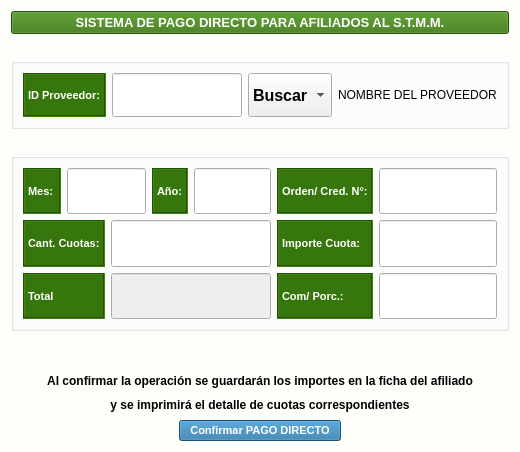
The window that gui/cargas/carga_debito.ui (shae-ra/sindicato) describes before a commit, drawn with Qt 5.
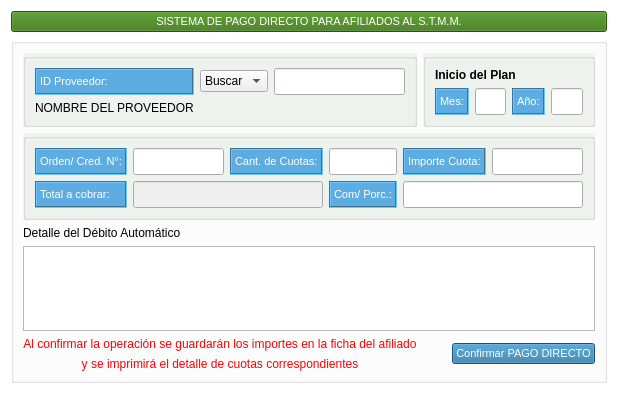
The same window after the commit. Icons and pictures are not drawn.

```diff
--- a/gui/cargas/carga_debito.ui
+++ b/gui/cargas/carga_debito.ui
@@ -9,20 +9,20 @@
    <rect>
     <x>0</x>
     <y>0</y>
-    <width>520</width>
-    <height>452</height>
+    <width>618</width>
+    <height>394</height>
    </rect>
   </property>
   <property name="minimumSize">
    <size>
-    <width>520</width>
-    <height>452</height>
+    <width>618</width>
+    <height>394</height>
    </size>
   </property>
   <property name="maximumSize">
    <size>
-    <width>520</width>
-    <height>452</height>
+    <width>618</width>
+    <height>394</height>
    </size>
   </property>
   <property name="palette">
@@ -40,9 +40,9 @@
      <colorrole role="Button">
       <brush brushstyle="SolidPattern">
        <color alpha="255">
-        <red>254</red>
+        <red>255</red>
         <green>255</green>
-        <blue>251</blue>
+        <blue>255</blue>
        </color>
       </brush>
      </colorrole>
@@ -58,9 +58,9 @@
      <colorrole role="Midlight">
       <brush brushstyle="SolidPattern">
        <color alpha="255">
-        <red>254</red>
+        <red>255</red>
         <green>255</green>
-        <blue>253</blue>
+        <blue>255</blue>
        </color>
       </brush>
      </colorrole>
@@ -69,16 +69,16 @@
        <color alpha="255">
         <red>127</red>
         <green>127</green>
-        <blue>125</blue>
+        <blue>127</blue>
        </color>
       </brush>
      </colorrole>
      <colorrole role="Mid">
       <brush brushstyle="SolidPattern">
        <color alpha="255">
-        <red>169</red>
+        <red>170</red>
         <green>170</green>
-        <blue>167</blue>
+        <blue>170</blue>
        </color>
       </brush>
      </colorrole>
@@ -121,9 +121,9 @@
      <colorrole role="Window">
       <brush brushstyle="SolidPattern">
        <color alpha="255">
-        <red>254</red>
+        <red>255</red>
         <green>255</green>
-        <blue>251</blue>
+        <blue>255</blue>
        </color>
       </brush>
      </colorrole>
@@ -139,9 +139,9 @@
      <colorrole role="AlternateBase">
       <brush brushstyle="SolidPattern">
        <color alpha="255">
-        <red>254</red>
+        <red>255</red>
         <green>255</green>
-        <blue>253</blue>
+        <blue>255</blue>
        </color>
       </brush>
      </colorrole>
@@ -177,9 +177,9 @@
      <colorrole role="Button">
       <brush brushstyle="SolidPattern">
        <color alpha="255">
-        <red>254</red>
+        <red>255</red>
         <green>255</green>
-        <blue>251</blue>
+        <blue>255</blue>
        </color>
       </brush>
      </colorrole>
@@ -195,9 +195,9 @@
      <colorrole role="Midlight">
       <brush brushstyle="SolidPattern">
        <color alpha="255">
-        <red>254</red>
+        <red>255</red>
         <green>255</green>
-        <blue>253</blue>
+        <blue>255</blue>
        </color>
       </brush>
      </colorrole>
@@ -206,16 +206,16 @@
        <color alpha="255">
         <red>127</red>
         <green>127</green>
-        <blue>125</blue>
+        <blue>127</blue>
        </color>
       </brush>
      </colorrole>
      <colorrole role="Mid">
       <brush brushstyle="SolidPattern">
        <color alpha="255">
-        <red>169</red>
+        <red>170</red>
         <green>170</green>
-        <blue>167</blue>
+        <blue>170</blue>
        </color>
       </brush>
      </colorrole>
@@ -258,9 +258,9 @@
      <colorrole role="Window">
       <brush brushstyle="SolidPattern">
        <color alpha="255">
-        <red>254</red>
+        <red>255</red>
         <green>255</green>
-        <blue>251</blue>
+        <blue>255</blue>
        </color>
       </brush>
      </colorrole>
@@ -276,9 +276,9 @@
      <colorrole role="AlternateBase">
       <brush brushstyle="SolidPattern">
        <color alpha="255">
-        <red>254</red>
+        <red>255</red>
         <green>255</green>
-        <blue>253</blue>
+        <blue>255</blue>
        </color>
       </brush>
      </colorrole>
@@ -307,16 +307,16 @@
        <color alpha="255">
         <red>127</red>
         <green>127</green>
-        <blue>125</blue>
+        <blue>127</blue>
        </color>
       </brush>
      </colorrole>
      <colorrole role="Button">
       <brush brushstyle="SolidPattern">
        <color alpha="255">
-        <red>254</red>
+        <red>255</red>
         <green>255</green>
-        <blue>251</blue>
+        <blue>255</blue>
        </color>
       </brush>
      </colorrole>
@@ -332,9 +332,9 @@
      <colorrole role="Midlight">
       <brush brushstyle="SolidPattern">
        <color alpha="255">
-        <red>254</red>
+        <red>255</red>
         <green>255</green>
-        <blue>253</blue>
+        <blue>255</blue>
        </color>
       </brush>
      </colorrole>
@@ -343,16 +343,16 @@
        <color alpha="255">
         <red>127</red>
         <green>127</green>
-        <blue>125</blue>
+        <blue>127</blue>
        </color>
       </brush>
      </colorrole>
      <colorrole role="Mid">
       <brush brushstyle="SolidPattern">
        <color alpha="255">
-        <red>169</red>
+        <red>170</red>
         <green>170</green>
-        <blue>167</blue>
+        <blue>170</blue>
        </color>
       </brush>
      </colorrole>
@@ -361,7 +361,7 @@
        <color alpha="255">
         <red>127</red>
         <green>127</green>
-        <blue>125</blue>
+        <blue>127</blue>
        </color>
       </brush>
      </colorrole>
@@ -379,25 +379,25 @@
        <color alpha="255">
         <red>127</red>
         <green>127</green>
-        <blue>125</blue>
+        <blue>127</blue>
        </color>
       </brush>
      </colorrole>
      <colorrole role="Base">
       <brush brushstyle="SolidPattern">
        <color alpha="255">
-        <red>254</red>
+        <red>255</red>
         <green>255</green>
-        <blue>251</blue>
+        <blue>255</blue>
        </color>
       </brush>
      </colorrole>
      <colorrole role="Window">
       <brush brushstyle="SolidPattern">
        <color alpha="255">
-        <red>254</red>
+        <red>255</red>
         <green>255</green>
-        <blue>251</blue>
+        <blue>255</blue>
        </color>
       </brush>
      </colorrole>
@@ -413,9 +413,9 @@
      <colorrole role="AlternateBase">
       <brush brushstyle="SolidPattern">
        <color alpha="255">
-        <red>254</red>
+        <red>255</red>
         <green>255</green>
-        <blue>251</blue>
+        <blue>255</blue>
        </color>
       </brush>
      </colorrole>
@@ -443,18 +443,24 @@
   <property name="windowTitle">
    <string>Form</string>
   </property>
-  <layout class="QGridLayout" name="gridLayout_3" rowstretch="10,1,4,1,10,2,1,1,10">
-   <item row="0" column="0" colspan="3">
+  <layout class="QGridLayout" name="gridLayout_5">
+   <item row="0" column="0">
     <widget class="QPushButton" name="pushButton_2">
      <property name="enabled">
       <bool>true</bool>
      </property>
+     <property name="sizePolicy">
+      <sizepolicy hsizetype="Minimum" vsizetype="Expanding">
+       <horstretch>0</horstretch>
+       <verstretch>0</verstretch>
+      </sizepolicy>
+     </property>
      <property name="font">
       <font>
        <family>Arial</family>
-       <pointsize>10</pointsize>
-       <weight>75</weight>
-       <bold>true</bold>
+       <pointsize>8</pointsize>
+       <weight>50</weight>
+       <bold>false</bold>
       </font>
      </property>
      <property name="focusPolicy">
@@ -478,8 +484,8 @@
      </property>
      <property name="iconSize">
       <size>
-       <width>50</width>
-       <height>50</height>
+       <width>30</width>
+       <height>30</height>
       </size>
      </property>
      <property name="autoDefault">
@@ -493,135 +499,131 @@
      </property>
     </widget>
    </item>
+   <item row="1" column="0">
+    <widget class="QGroupBox" name="groupBox_3">
+     <property name="sizePolicy">
+      <sizepolicy hsizetype="Preferred" vsizetype="Expanding">
+       <horstretch>0</horstretch>
+       <verstretch>0</verstretch>
+      </sizepolicy>
+     </property>
+     <property name="styleSheet">
+      <string notr="true">#groupBox_3{
+background-color: #FFFFFF;
+}</string>
+     </property>
+     <property name="title">
+      <string/>
+     </property>
+     <layout class="QGridLayout" name="gridLayout_3" columnstretch="1,100000,0">
+      <item row="4" column="2" rowspan="2">
+       <widget class="QPushButton" name="pushButton">
+        <property name="sizePolicy">
+         <sizepolicy hsizetype="Expanding" vsizetype="Fixed">
+          <horstretch>0</horstretch>
+          <verstretch>0</verstretch>
+         </sizepolicy>
+        </property>
+        <property name="font">
+         <font>
+          <family>Arial</family>
+          <pointsize>8</pointsize>
+          <weight>50</weight>
+          <bold>false</bold>
+         </font>
+        </property>
+        <property name="styleSheet">
+         <string notr="true">#pushButton{
+background-color:#2471A3 ;
+color: #FFFFFF;
+}
+
+#pushButton:hover{
+background-color:#1F618D ;
+color: #FFFFFF;
+}
+</string>
+        </property>
+        <property name="text">
+         <string>Confirmar PAGO DIRECTO</string>
+        </property>
+        <property name="icon">
+         <iconset>
+          <normaloff>../iconos/bp.png</normaloff>../iconos/bp.png</iconset>
+        </property>
+        <property name="iconSize">
+         <size>
+          <width>30</width>
+          <height>30</height>
+         </size>
+        </property>
+       </widget>
+      </item>
+      <item row="4" column="0">
+       <widget class="QLabel" name="label_10">
+        <property name="font">
+         <font>
+          <family>Arial</family>
+          <weight>50</weight>
+          <bold>false</bold>
+         </font>
+        </property>
+        <property name="styleSheet">
+         <string notr="true">#label_10{
+color: red;
+}</string>
+        </property>
+        <property name="text">
+         <string>Al confirmar la operación se guardarán los importes en la ficha del afiliado</string>
+        </property>
+        <property name="alignment">
+         <set>Qt::AlignCenter</set>
+        </property>
+       </widget>
+      </item>
+      <item row="5" column="0">
+       <widget class="QLabel" name="label_11">
+        <property name="font">
+         <font>
+          <family>Arial</family>
+          <weight>50</weight>
+          <bold>false</bold>
+         </font>
+        </property>
+        <property name="styleSheet">
+         <string notr="true">#label_11{
+color: red;
+}</string>
+        </property>
+        <property name="text">
+         <string> y se imprimirá el detalle de cuotas correspondientes </string>
+        </property>
+        <property name="alignment">
+         <set>Qt::AlignCenter</set>
+        </property>
+       </widget>
+      </item>
+      <item row="3" column="0" colspan="3">
+       <widget class="QTextEdit" name="textEdit"/>
+      </item>
+      <item row="2" column="0">
+       <widget class="QLabel" name="label_3">
+        <property name="text">
+         <string>Detalle del Débito Automático</string>
+        </property>
+       </widget>
+      </item>
    <item row="1" column="0" colspan="3">
-    <spacer name="verticalSpacer_3">
-     <property name="orientation">
-      <enum>Qt::Vertical</enum>
-     </property>
-     <property name="sizeHint" stdset="0">
-      <size>
-       <width>20</width>
-       <height>12</height>
-      </size>
-     </property>
-    </spacer>
-   </item>
-   <item row="2" column="0" colspan="3">
-    <widget class="QGroupBox" name="groupBox">
-     <property name="styleSheet">
-      <string notr="true">#groupBox{
-background-color: #FFFFFF;
-}</string>
-     </property>
-     <property name="title">
-      <string/>
-     </property>
-     <property name="flat">
-      <bool>false</bool>
-     </property>
-     <layout class="QGridLayout" name="gridLayout">
-      <item row="1" column="1">
-       <widget class="QLineEdit" name="lineEdit_6">
-        <property name="sizePolicy">
-         <sizepolicy hsizetype="Expanding" vsizetype="Expanding">
-          <horstretch>0</horstretch>
-          <verstretch>0</verstretch>
-         </sizepolicy>
-        </property>
-        <property name="font">
-         <font>
-          <family>System</family>
-          <pointsize>12</pointsize>
-          <weight>75</weight>
-          <bold>true</bold>
-         </font>
-        </property>
-       </widget>
-      </item>
-      <item row="1" column="0">
-       <widget class="QLabel" name="label">
-        <property name="sizePolicy">
-         <sizepolicy hsizetype="Preferred" vsizetype="Expanding">
-          <horstretch>0</horstretch>
-          <verstretch>0</verstretch>
-         </sizepolicy>
-        </property>
-        <property name="font">
-         <font>
-          <family>Arial</family>
-          <pointsize>8</pointsize>
-          <weight>75</weight>
-          <bold>true</bold>
-         </font>
-        </property>
-        <property name="styleSheet">
-         <string notr="true">#label{
-background-color:#37760D;
-color: #FFFFFF;
-}</string>
-        </property>
-        <property name="frameShape">
-         <enum>QFrame::Box</enum>
-        </property>
-        <property name="frameShadow">
-         <enum>QFrame::Sunken</enum>
-        </property>
-        <property name="text">
-         <string>ID Proveedor:</string>
-        </property>
-       </widget>
-      </item>
-      <item row="1" column="2">
-       <widget class="QComboBox" name="comboBox">
-        <property name="sizePolicy">
-         <sizepolicy hsizetype="Preferred" vsizetype="Expanding">
-          <horstretch>0</horstretch>
-          <verstretch>0</verstretch>
-         </sizepolicy>
-        </property>
-        <property name="font">
-         <font>
-          <family>System</family>
-          <pointsize>12</pointsize>
-          <weight>75</weight>
-          <bold>true</bold>
-         </font>
-        </property>
-        <item>
-         <property name="text">
-          <string>Buscar</string>
-         </property>
-        </item>
-       </widget>
-      </item>
-      <item row="1" column="3">
-       <widget class="QLabel" name="label_6">
-        <property name="text">
-         <string>NOMBRE DEL PROVEEDOR</string>
-        </property>
-       </widget>
-      </item>
-     </layout>
-    </widget>
-   </item>
-   <item row="3" column="1">
-    <spacer name="verticalSpacer">
-     <property name="orientation">
-      <enum>Qt::Vertical</enum>
-     </property>
-     <property name="sizeHint" stdset="0">
-      <size>
-       <width>20</width>
-       <height>11</height>
-      </size>
-     </property>
-    </spacer>
-   </item>
-   <item row="4" column="0" colspan="3">
     <widget class="QGroupBox" name="groupBox_2">
+        <property name="sizePolicy">
+         <sizepolicy hsizetype="Preferred" vsizetype="Expanding">
+          <horstretch>0</horstretch>
+          <verstretch>0</verstretch>
+         </sizepolicy>
+        </property>
      <property name="styleSheet">
       <string notr="true">#groupBox_2{
-background-color: #FFFFFF;
+background-color: #F0F5EF
 }</string>
      </property>
      <property name="title">
@@ -631,8 +633,8 @@
       <bool>false</bool>
      </property>
      <layout class="QGridLayout" name="gridLayout_2">
-      <item row="2" column="0" colspan="2">
-       <widget class="QLabel" name="label_4">
+         <item row="3" column="0">
+          <widget class="QLabel" name="label_9">
         <property name="sizePolicy">
          <sizepolicy hsizetype="Preferred" vsizetype="Expanding">
           <horstretch>0</horstretch>
@@ -643,14 +645,14 @@
          <font>
           <family>Arial</family>
           <pointsize>8</pointsize>
-          <weight>75</weight>
-          <bold>true</bold>
+             <weight>50</weight>
+             <bold>false</bold>
          </font>
         </property>
         <property name="styleSheet">
-         <string notr="true">#label_4{
-background-color:#37760D;
-color: #FFFFFF;
+            <string notr="true">#label_9{
+background-color:#5DADE2  ;
+color: #FFFFFF ; ;
 }</string>
         </property>
         <property name="frameShape">
@@ -660,80 +662,11 @@
          <enum>QFrame::Sunken</enum>
         </property>
         <property name="text">
-         <string>Cant. Cuotas:</string>
-        </property>
-       </widget>
-      </item>
-      <item row="0" column="1" colspan="2">
-       <widget class="QLineEdit" name="lineEdit_2">
-        <property name="sizePolicy">
-         <sizepolicy hsizetype="Expanding" vsizetype="Expanding">
-          <horstretch>0</horstretch>
-          <verstretch>0</verstretch>
-         </sizepolicy>
-        </property>
-        <property name="font">
-         <font>
-          <family>System</family>
-          <pointsize>12</pointsize>
-          <weight>75</weight>
-          <bold>true</bold>
-         </font>
-        </property>
-       </widget>
-      </item>
-      <item row="0" column="4" colspan="2">
-       <widget class="QLineEdit" name="lineEdit_4">
-        <property name="sizePolicy">
-         <sizepolicy hsizetype="Expanding" vsizetype="Expanding">
-          <horstretch>0</horstretch>
-          <verstretch>0</verstretch>
-         </sizepolicy>
-        </property>
-        <property name="font">
-         <font>
-          <family>System</family>
-          <pointsize>12</pointsize>
-          <weight>75</weight>
-          <bold>true</bold>
-         </font>
+            <string>Total a cobrar:</string>
         </property>
        </widget>
       </item>
       <item row="0" column="0">
-       <widget class="QLabel" name="label_2">
-        <property name="sizePolicy">
-         <sizepolicy hsizetype="Preferred" vsizetype="Expanding">
-          <horstretch>0</horstretch>
-          <verstretch>0</verstretch>
-         </sizepolicy>
-        </property>
-        <property name="font">
-         <font>
-          <family>Arial</family>
-          <pointsize>8</pointsize>
-          <weight>75</weight>
-          <bold>true</bold>
-         </font>
-        </property>
-        <property name="styleSheet">
-         <string notr="true">#label_2{
-background-color:#37760D;
-color: #FFFFFF;
-}</string>
-        </property>
-        <property name="frameShape">
-         <enum>QFrame::Box</enum>
-        </property>
-        <property name="frameShadow">
-         <enum>QFrame::Sunken</enum>
-        </property>
-        <property name="text">
-         <string>Mes:</string>
-        </property>
-       </widget>
-      </item>
-      <item row="0" column="6">
        <widget class="QLabel" name="label_7">
         <property name="sizePolicy">
          <sizepolicy hsizetype="Preferred" vsizetype="Expanding">
@@ -745,14 +678,14 @@
          <font>
           <family>Arial</family>
           <pointsize>8</pointsize>
-          <weight>75</weight>
-          <bold>true</bold>
+             <weight>50</weight>
+             <bold>false</bold>
          </font>
         </property>
         <property name="styleSheet">
          <string notr="true">#label_7{
-background-color:#37760D;
-color: #FFFFFF;
+background-color:#5DADE2  ;
+color: #FFFFFF ; ;
 }</string>
         </property>
         <property name="frameShape">
@@ -766,58 +699,7 @@
         </property>
        </widget>
       </item>
-      <item row="0" column="3">
-       <widget class="QLabel" name="label_3">
-        <property name="sizePolicy">
-         <sizepolicy hsizetype="Preferred" vsizetype="Expanding">
-          <horstretch>0</horstretch>
-          <verstretch>0</verstretch>
-         </sizepolicy>
-        </property>
-        <property name="font">
-         <font>
-          <family>Arial</family>
-          <pointsize>8</pointsize>
-          <weight>75</weight>
-          <bold>true</bold>
-         </font>
-        </property>
-        <property name="styleSheet">
-         <string notr="true">#label_3{
-background-color:#37760D;
-color: #FFFFFF;
-}</string>
-        </property>
-        <property name="frameShape">
-         <enum>QFrame::Box</enum>
-        </property>
-        <property name="frameShadow">
-         <enum>QFrame::Sunken</enum>
-        </property>
-        <property name="text">
-         <string>Año:</string>
-        </property>
-       </widget>
-      </item>
-      <item row="2" column="7">
-       <widget class="QLineEdit" name="lineEdit_5">
-        <property name="sizePolicy">
-         <sizepolicy hsizetype="Expanding" vsizetype="Expanding">
-          <horstretch>0</horstretch>
-          <verstretch>0</verstretch>
-         </sizepolicy>
-        </property>
-        <property name="font">
-         <font>
-          <family>System</family>
-          <pointsize>12</pointsize>
-          <weight>75</weight>
-          <bold>true</bold>
-         </font>
-        </property>
-       </widget>
-      </item>
-      <item row="0" column="7">
+         <item row="0" column="1">
        <widget class="QLineEdit" name="lineEdit_8">
         <property name="sizePolicy">
          <sizepolicy hsizetype="Expanding" vsizetype="Expanding">
@@ -835,7 +717,7 @@
         </property>
        </widget>
       </item>
-      <item row="3" column="7">
+         <item row="3" column="6" colspan="2">
        <widget class="QLineEdit" name="lineEdit_10">
         <property name="sizePolicy">
          <sizepolicy hsizetype="Expanding" vsizetype="Expanding">
@@ -853,7 +735,7 @@
         </property>
        </widget>
       </item>
-      <item row="2" column="6">
+         <item row="0" column="6">
        <widget class="QLabel" name="label_5">
         <property name="sizePolicy">
          <sizepolicy hsizetype="Preferred" vsizetype="Expanding">
@@ -865,14 +747,14 @@
          <font>
           <family>Arial</family>
           <pointsize>8</pointsize>
-          <weight>75</weight>
-          <bold>true</bold>
+             <weight>50</weight>
+             <bold>false</bold>
          </font>
         </property>
         <property name="styleSheet">
          <string notr="true">#label_5{
-background-color:#37760D;
-color: #FFFFFF;
+background-color:#5DADE2  ;
+color: #FFFFFF ; ;
 }</string>
         </property>
         <property name="frameShape">
@@ -886,7 +768,25 @@
         </property>
        </widget>
       </item>
-      <item row="3" column="6">
+         <item row="0" column="7">
+          <widget class="QLineEdit" name="lineEdit_5">
+           <property name="sizePolicy">
+            <sizepolicy hsizetype="Expanding" vsizetype="Expanding">
+             <horstretch>0</horstretch>
+             <verstretch>0</verstretch>
+            </sizepolicy>
+           </property>
+           <property name="font">
+            <font>
+             <family>System</family>
+             <pointsize>12</pointsize>
+             <weight>75</weight>
+             <bold>true</bold>
+            </font>
+           </property>
+          </widget>
+         </item>
+         <item row="3" column="4" colspan="2">
        <widget class="QLabel" name="label_8">
         <property name="sizePolicy">
          <sizepolicy hsizetype="Preferred" vsizetype="Expanding">
@@ -898,14 +798,14 @@
          <font>
           <family>Arial</family>
           <pointsize>8</pointsize>
-          <weight>75</weight>
-          <bold>true</bold>
+             <weight>50</weight>
+             <bold>false</bold>
          </font>
         </property>
         <property name="styleSheet">
          <string notr="true">#label_8{
-background-color:#37760D;
-color: #FFFFFF;
+background-color:#5DADE2  ;
+color: #FFFFFF ; ;
 }</string>
         </property>
         <property name="frameShape">
@@ -919,58 +819,7 @@
         </property>
        </widget>
       </item>
-      <item row="3" column="0" colspan="2">
-       <widget class="QLabel" name="label_9">
-        <property name="sizePolicy">
-         <sizepolicy hsizetype="Preferred" vsizetype="Expanding">
-          <horstretch>0</horstretch>
-          <verstretch>0</verstretch>
-         </sizepolicy>
-        </property>
-        <property name="font">
-         <font>
-          <family>Arial</family>
-          <pointsize>8</pointsize>
-          <weight>75</weight>
-          <bold>true</bold>
-         </font>
-        </property>
-        <property name="styleSheet">
-         <string notr="true">#label_9{
-background-color:#37760D;
-color: #FFFFFF;
-}</string>
-        </property>
-        <property name="frameShape">
-         <enum>QFrame::Box</enum>
-        </property>
-        <property name="frameShadow">
-         <enum>QFrame::Sunken</enum>
-        </property>
-        <property name="text">
-         <string>Total</string>
-        </property>
-       </widget>
-      </item>
-      <item row="2" column="2" colspan="4">
-       <widget class="QLineEdit" name="lineEdit_7">
-        <property name="sizePolicy">
-         <sizepolicy hsizetype="Expanding" vsizetype="Expanding">
-          <horstretch>0</horstretch>
-          <verstretch>0</verstretch>
-         </sizepolicy>
-        </property>
-        <property name="font">
-         <font>
-          <family>System</family>
-          <pointsize>12</pointsize>
-          <weight>75</weight>
-          <bold>true</bold>
-         </font>
-        </property>
-       </widget>
-      </item>
-      <item row="3" column="2" colspan="4">
+         <item row="3" column="1" colspan="3">
        <widget class="QLineEdit" name="lineEdit_9">
         <property name="enabled">
          <bool>false</bool>
@@ -991,71 +840,256 @@
         </property>
        </widget>
       </item>
-     </layout>
-    </widget>
-   </item>
-   <item row="5" column="1">
-    <spacer name="verticalSpacer_2">
-     <property name="orientation">
-      <enum>Qt::Vertical</enum>
-     </property>
-     <property name="sizeHint" stdset="0">
-      <size>
-       <width>20</width>
-       <height>40</height>
-      </size>
-     </property>
-    </spacer>
-   </item>
-   <item row="6" column="0" colspan="3">
-    <widget class="QLabel" name="label_10">
+         <item row="0" column="2" colspan="2">
+          <widget class="QLabel" name="label_4">
+           <property name="sizePolicy">
+            <sizepolicy hsizetype="Preferred" vsizetype="Expanding">
+             <horstretch>0</horstretch>
+             <verstretch>0</verstretch>
+            </sizepolicy>
+           </property>
+           <property name="font">
+            <font>
+             <family>Arial</family>
+             <pointsize>8</pointsize>
+             <weight>50</weight>
+             <bold>false</bold>
+            </font>
+           </property>
+           <property name="styleSheet">
+            <string notr="true">#label_4{
+background-color:#5DADE2  ;
+color: #FFFFFF ; ;
+}</string>
+           </property>
+           <property name="frameShape">
+            <enum>QFrame::Box</enum>
+           </property>
+           <property name="frameShadow">
+            <enum>QFrame::Sunken</enum>
+           </property>
+           <property name="text">
+            <string>Cant. de Cuotas:</string>
+           </property>
+          </widget>
+         </item>
+         <item row="0" column="4" colspan="2">
+          <widget class="QLineEdit" name="lineEdit_7">
+           <property name="sizePolicy">
+            <sizepolicy hsizetype="Expanding" vsizetype="Expanding">
+             <horstretch>0</horstretch>
+             <verstretch>0</verstretch>
+            </sizepolicy>
+           </property>
+           <property name="font">
+            <font>
+             <family>System</family>
+             <pointsize>12</pointsize>
+             <weight>75</weight>
+             <bold>true</bold>
+            </font>
+           </property>
+          </widget>
+         </item>
+        </layout>
+       </widget>
+      </item>
+      <item row="0" column="0">
+       <widget class="QGroupBox" name="groupBox">
+        <property name="sizePolicy">
+         <sizepolicy hsizetype="Expanding" vsizetype="Expanding">
+          <horstretch>0</horstretch>
+          <verstretch>0</verstretch>
+         </sizepolicy>
+        </property>
+        <property name="styleSheet">
+         <string notr="true">#groupBox{
+background-color: #F0F5EF
+}</string>
+        </property>
+        <property name="title">
+         <string/>
+        </property>
+        <property name="flat">
+         <bool>false</bool>
+        </property>
+        <layout class="QGridLayout" name="gridLayout">
+         <item row="1" column="2">
+          <widget class="QLineEdit" name="lineEdit_6">
+           <property name="sizePolicy">
+            <sizepolicy hsizetype="Expanding" vsizetype="Expanding">
+             <horstretch>0</horstretch>
+             <verstretch>0</verstretch>
+            </sizepolicy>
+           </property>
      <property name="font">
       <font>
+             <family>System</family>
+             <pointsize>12</pointsize>
        <weight>75</weight>
        <bold>true</bold>
       </font>
      </property>
+          </widget>
+         </item>
+         <item row="1" column="0">
+          <widget class="QLabel" name="label">
+           <property name="sizePolicy">
+            <sizepolicy hsizetype="Preferred" vsizetype="Expanding">
+             <horstretch>0</horstretch>
+             <verstretch>0</verstretch>
+            </sizepolicy>
+           </property>
+           <property name="font">
+            <font>
+             <family>Arial</family>
+             <pointsize>8</pointsize>
+             <weight>50</weight>
+             <bold>false</bold>
+            </font>
+           </property>
+           <property name="styleSheet">
+            <string notr="true">#label{
+background-color:#5DADE2  ;
+color: #FFFFFF ; ;
+}</string>
+           </property>
+           <property name="frameShape">
+            <enum>QFrame::Box</enum>
+           </property>
+           <property name="frameShadow">
+            <enum>QFrame::Sunken</enum>
+           </property>
      <property name="text">
-      <string>Al confirmar la operación se guardarán los importes en la ficha del afiliado</string>
-     </property>
-     <property name="alignment">
-      <set>Qt::AlignCenter</set>
+            <string>ID Proveedor:</string>
+           </property>
+          </widget>
+         </item>
+         <item row="2" column="0">
+          <widget class="QLabel" name="label_6">
+           <property name="text">
+            <string>NOMBRE DEL PROVEEDOR</string>
      </property>
     </widget>
    </item>
-   <item row="7" column="0" colspan="3">
-    <widget class="QLabel" name="label_11">
+         <item row="1" column="1">
+          <widget class="QComboBox" name="comboBox">
+           <item>
+            <property name="text">
+             <string>Buscar</string>
+            </property>
+           </item>
+          </widget>
+         </item>
+        </layout>
+       </widget>
+      </item>
+      <item row="0" column="1" colspan="2">
+       <widget class="QGroupBox" name="groupBox_4">
+        <property name="sizePolicy">
+         <sizepolicy hsizetype="Expanding" vsizetype="Expanding">
+          <horstretch>0</horstretch>
+          <verstretch>0</verstretch>
+         </sizepolicy>
+        </property>
+        <property name="styleSheet">
+         <string notr="true">#groupBox_4{
+background-color: #F0F5EF
+}</string>
+        </property>
+        <property name="title">
+         <string/>
+        </property>
+        <property name="flat">
+         <bool>false</bool>
+        </property>
+        <layout class="QGridLayout" name="gridLayout_4">
+         <item row="1" column="6">
+          <widget class="QLabel" name="label_14">
+           <property name="sizePolicy">
+            <sizepolicy hsizetype="Preferred" vsizetype="Expanding">
+             <horstretch>0</horstretch>
+             <verstretch>0</verstretch>
+            </sizepolicy>
+           </property>
      <property name="font">
       <font>
+             <family>Arial</family>
+             <pointsize>8</pointsize>
+             <weight>50</weight>
+             <bold>false</bold>
+            </font>
+           </property>
+           <property name="styleSheet">
+            <string notr="true">#label_14{
+background-color:#5DADE2  ;
+color: #FFFFFF ; ;
+}</string>
+           </property>
+           <property name="frameShape">
+            <enum>QFrame::Box</enum>
+           </property>
+           <property name="frameShadow">
+            <enum>QFrame::Sunken</enum>
+           </property>
+           <property name="text">
+            <string>Año:</string>
+           </property>
+          </widget>
+         </item>
+         <item row="1" column="7">
+          <widget class="QLineEdit" name="lineEdit_12">
+           <property name="sizePolicy">
+            <sizepolicy hsizetype="Expanding" vsizetype="Expanding">
+             <horstretch>0</horstretch>
+             <verstretch>0</verstretch>
+            </sizepolicy>
+           </property>
+           <property name="font">
+            <font>
+             <family>System</family>
+             <pointsize>12</pointsize>
        <weight>75</weight>
        <bold>true</bold>
       </font>
      </property>
-     <property name="text">
-      <string> y se imprimirá el detalle de cuotas correspondientes </string>
-     </property>
-     <property name="alignment">
-      <set>Qt::AlignCenter</set>
+          </widget>
+         </item>
+         <item row="1" column="5">
+          <widget class="QLineEdit" name="lineEdit_3">
+           <property name="sizePolicy">
+            <sizepolicy hsizetype="Expanding" vsizetype="Expanding">
+             <horstretch>0</horstretch>
+             <verstretch>0</verstretch>
+            </sizepolicy>
+           </property>
+           <property name="font">
+            <font>
+             <family>System</family>
+             <pointsize>12</pointsize>
+             <weight>75</weight>
+             <bold>true</bold>
+            </font>
      </property>
     </widget>
    </item>
-   <item row="8" column="0">
-    <spacer name="horizontalSpacer_2">
-     <property name="orientation">
-      <enum>Qt::Horizontal</enum>
-     </property>
-     <property name="sizeHint" stdset="0">
-      <size>
-       <width>152</width>
-       <height>20</height>
-      </size>
-     </property>
-    </spacer>
-   </item>
-   <item row="8" column="1">
-    <widget class="QPushButton" name="pushButton">
+         <item row="0" column="1" colspan="7">
+          <widget class="QLabel" name="label_2">
+           <property name="font">
+            <font>
+             <weight>75</weight>
+             <bold>true</bold>
+            </font>
+           </property>
+           <property name="text">
+            <string>Inicio del Plan</string>
+           </property>
+          </widget>
+         </item>
+         <item row="1" column="1" colspan="4">
+          <widget class="QLabel" name="label_13">
      <property name="sizePolicy">
-      <sizepolicy hsizetype="Expanding" vsizetype="Fixed">
+            <sizepolicy hsizetype="Preferred" vsizetype="Expanding">
        <horstretch>0</horstretch>
        <verstretch>0</verstretch>
       </sizepolicy>
@@ -1064,49 +1098,32 @@
       <font>
        <family>Arial</family>
        <pointsize>8</pointsize>
-       <weight>75</weight>
-       <bold>true</bold>
+             <weight>50</weight>
+             <bold>false</bold>
       </font>
      </property>
      <property name="styleSheet">
-      <string notr="true">#pushButton{
-background-color:#2471A3 ;
-color: #FFFFFF;
-}
-
-#pushButton:hover{
-background-color:#1F618D ;
-color: #FFFFFF;
-}
-</string>
-     </property>
-     <property name="text">
-      <string>Confirmar PAGO DIRECTO</string>
-     </property>
-     <property name="icon">
-      <iconset>
-       <normaloff>../iconos/bp.png</normaloff>../iconos/bp.png</iconset>
-     </property>
-     <property name="iconSize">
-      <size>
-       <width>30</width>
-       <height>30</height>
-      </size>
+            <string notr="true">#label_13{
+background-color:#5DADE2  ;
+color: #FFFFFF ; ;
+}</string>
+           </property>
+           <property name="frameShape">
+            <enum>QFrame::Box</enum>
+           </property>
+           <property name="frameShadow">
+            <enum>QFrame::Sunken</enum>
+           </property>
+           <property name="text">
+            <string>Mes:</string>
      </property>
     </widget>
    </item>
-   <item row="8" column="2">
-    <spacer name="horizontalSpacer">
-     <property name="orientation">
-      <enum>Qt::Horizontal</enum>
-     </property>
-     <property name="sizeHint" stdset="0">
-      <size>
-       <width>152</width>
-       <height>20</height>
-      </size>
-     </property>
-    </spacer>
+        </layout>
+       </widget>
+      </item>
+     </layout>
+    </widget>
    </item>
   </layout>
  </widget>
```
Left out of the diff: 7 changed lines with no effect on the pictures. Lines whose indentation alone changed are shown as unchanged.
